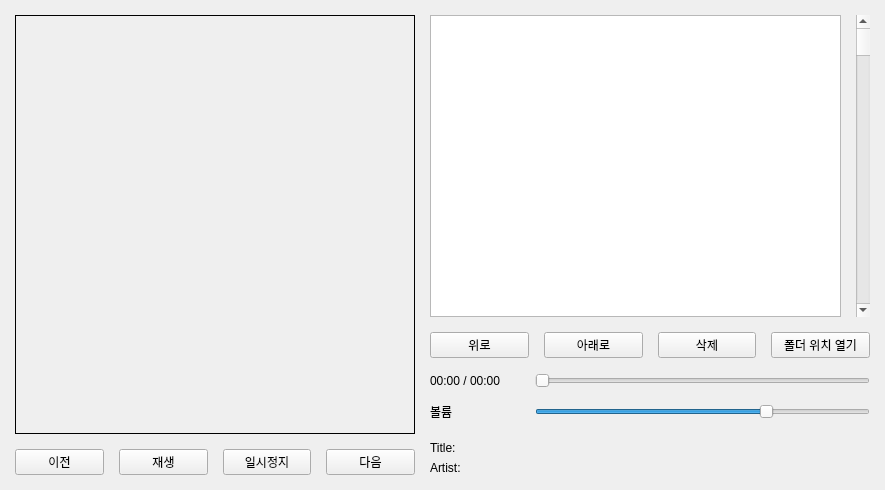
Qt form mp3player/mp3player.ui (kj92001/mp3player) before a commit.
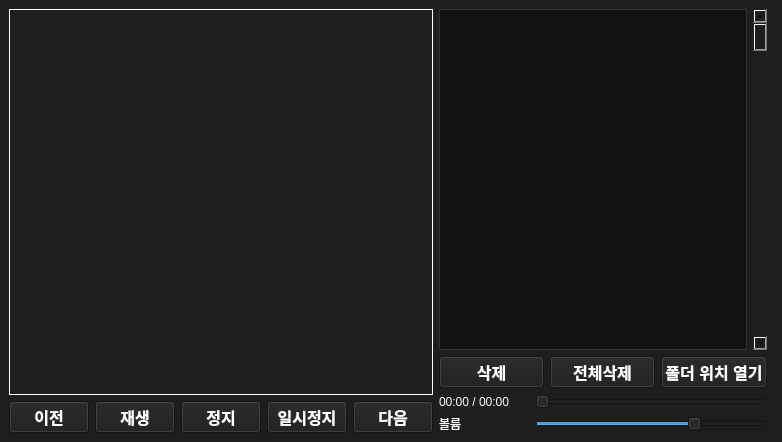
The same form after that commit. Icons and pictures are not drawn.

Commit message: flac추가수정 전체삭제 추가

```diff
--- a/mp3player/mp3player.ui
+++ b/mp3player/mp3player.ui
@@ -6,32 +6,33 @@
    <rect>
     <x>0</x>
     <y>0</y>
-    <width>885</width>
-    <height>490</height>
+    <width>782</width>
+    <height>442</height>
    </rect>
   </property>
   <property name="windowTitle">
    <string>Mp3 Player</string>
   </property>
+  <property name="styleSheet">
+   <string notr="true">QWidget {
+    background: rgb(30, 30, 30);
+}
+
+QPushButton {
+    color: rgb(255, 255, 255);
+    font-size: 12pt;
+    font-weight: bold;
+}
+QLabel{
+	color:rgb(255,255,255);
+}
+
+</string>
+  </property>
   <widget class="QWidget" name="centralwidget">
-   <layout class="QHBoxLayout" name="mainLayout">
-    <property name="spacing">
-     <number>15</number>
-    </property>
-    <property name="leftMargin">
-     <number>15</number>
-    </property>
-    <property name="topMargin">
-     <number>15</number>
-    </property>
-    <property name="rightMargin">
-     <number>15</number>
-    </property>
-    <property name="bottomMargin">
-     <number>15</number>
-    </property>
+   <layout class="QHBoxLayout" name="horizontalLayout_3">
     <item>
-     <layout class="QVBoxLayout" name="leftLayout">
+     <layout class="QVBoxLayout" name="verticalLayout">
       <item>
        <widget class="QLabel" name="lblCover">
         <property name="minimumSize">
@@ -73,12 +74,22 @@
         <item>
          <widget class="QPushButton" name="btnStop">
           <property name="text">
+           <string>정지</string>
+          </property>
+         </widget>
+        </item>
+        <item>
+         <widget class="QPushButton" name="btnPause">
+          <property name="text">
            <string>일시정지</string>
           </property>
          </widget>
         </item>
         <item>
          <widget class="QPushButton" name="btnNext">
+          <property name="styleSheet">
+           <string notr="true"/>
+          </property>
           <property name="text">
            <string>다음</string>
           </property>
@@ -89,11 +100,44 @@
      </layout>
     </item>
     <item>
-     <layout class="QVBoxLayout" name="rightLayout">
+     <layout class="QVBoxLayout" name="verticalLayout_2">
       <item>
        <layout class="QHBoxLayout" name="listAndScrollLayout">
         <item>
          <widget class="QListWidget" name="listWidget">
+          <property name="styleSheet">
+           <string notr="true">/* QListWidget 전체 배경 및 기본 글자 색상 */
+QListWidget {
+    background-color: #121212; /* 완전 블랙 또는 어두운 회색 */
+    border: 1px solid #333333;
+    padding: 5px;
+}
+
+/* 개별 아이템의 기본 글자 색상 및 여백 */
+QListWidget::item {
+    color: #FFFFFF; /* 글자색 화이트 */
+    padding: 8px;
+    background-color: transparent;
+}
+
+/* 마우스를 올렸을 때 (Hover) */
+QListWidget::item:hover {
+    background-color: #2C2C2C; /* 약간 밝은 회색 */
+    color: #FFFFFF;
+}
+
+/* 선택(클릭)되었을 때 (Selected) */
+QListWidget::item:selected {
+    background-color: #0078D4; /* 포인트 블루 칼라 (취향에 맞게 수정 가능) */
+    color: #FFFFFF;
+}
+
+/* 선택된 상태에서 마우스를 올려도 색상 유지 */
+QListWidget::item:selected:hover {
+    background-color: #006CBE;
+}
+</string>
+          </property>
           <property name="dragDropMode">
            <enum>QAbstractItemView::DragDrop</enum>
           </property>
@@ -115,21 +159,7 @@
        </layout>
       </item>
       <item>
-       <layout class="QHBoxLayout" name="listBtnLayout">
-        <item>
-         <widget class="QPushButton" name="btnUp">
-          <property name="text">
-           <string>위로</string>
-          </property>
-         </widget>
-        </item>
-        <item>
-         <widget class="QPushButton" name="btnDown">
-          <property name="text">
-           <string>아래로</string>
-          </property>
-         </widget>
-        </item>
+       <layout class="QHBoxLayout" name="horizontalLayout_2">
         <item>
          <widget class="QPushButton" name="btnDelete">
           <property name="text">
@@ -137,6 +167,13 @@
           </property>
          </widget>
         </item>
+        <item>
+         <widget class="QPushButton" name="btnFullDelete">
+          <property name="text">
+           <string>전체삭제</string>
+          </property>
+         </widget>
+        </item>
         <item>
          <widget class="QPushButton" name="btnOpenDir">
           <property name="text">
@@ -200,46 +237,44 @@
         </item>
        </layout>
       </item>
-      <item>
-       <widget class="QWidget" name="rightWidgetContainer" native="true">
-        <layout class="QVBoxLayout" name="infoLayout">
-         <property name="leftMargin">
-          <number>0</number>
-         </property>
-         <property name="topMargin">
-          <number>5</number>
-         </property>
-         <property name="rightMargin">
-          <number>0</number>
-         </property>
-         <property name="bottomMargin">
-          <number>0</number>
-         </property>
-         <item>
-          <widget class="QLabel" name="lblTitle">
-           <property name="text">
-            <string>Title: </string>
-           </property>
-           <property name="wordWrap">
-            <bool>true</bool>
-           </property>
-          </widget>
-         </item>
-         <item>
-          <widget class="QLabel" name="lblArtist">
-           <property name="text">
-            <string>Artist: </string>
-           </property>
-           <property name="wordWrap">
-            <bool>true</bool>
-           </property>
-          </widget>
-         </item>
-        </layout>
-       </widget>
-      </item>
      </layout>
     </item>
+    <item>
+     <widget class="QWidget" name="rightWidgetContainer" native="true">
+      <widget class="QLabel" name="lblTitle">
+       <property name="geometry">
+        <rect>
+         <x>0</x>
+         <y>5</y>
+         <width>38</width>
+         <height>18</height>
+        </rect>
+       </property>
+       <property name="text">
+        <string>Title: </string>
+       </property>
+       <property name="wordWrap">
+        <bool>true</bool>
+       </property>
+      </widget>
+      <widget class="QLabel" name="lblArtist">
+       <property name="geometry">
+        <rect>
+         <x>0</x>
+         <y>29</y>
+         <width>45</width>
+         <height>18</height>
+        </rect>
+       </property>
+       <property name="text">
+        <string>Artist: </string>
+       </property>
+       <property name="wordWrap">
+        <bool>true</bool>
+       </property>
+      </widget>
+     </widget>
+    </item>
    </layout>
   </widget>
  </widget>
```
Left out of the diff: 16 changed lines with no effect on the pictures. The commit also changes 3 other files.
